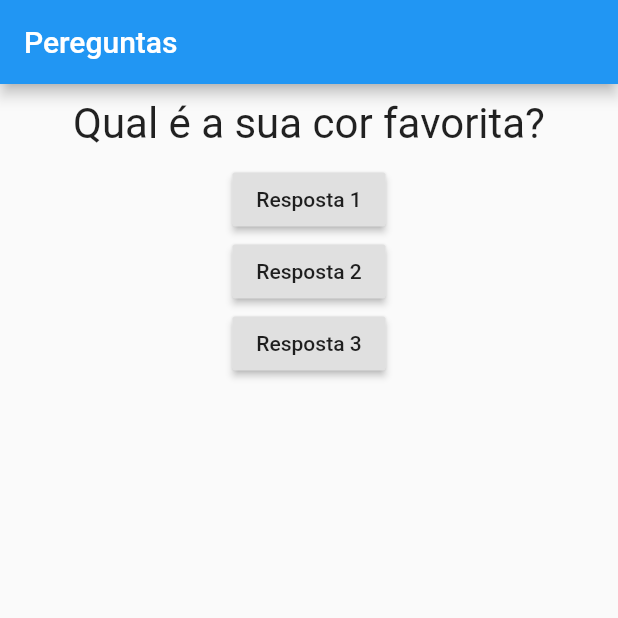
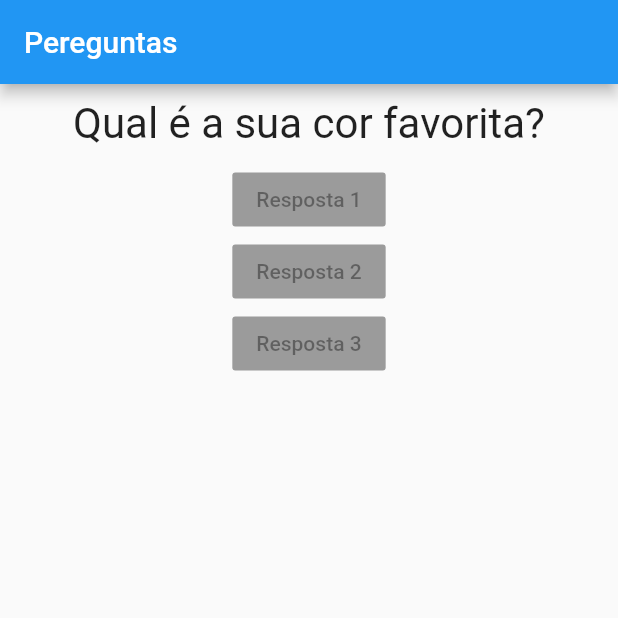
Before and after one commit to CristianoDaSilvaFerreira/perguntas_app, a Flutter app: the screen it shows after launch, on a phone screen of 412 x 824 dp, the top half of it. Run offline on Flutter 3.47's test engine with Material 2 defaults, Android fonts, the phone set to English and light mode, and no system bars.

Commit message:
Criando class resposta
Classe responsavel por geranciar o estado da respostas selecionada

```diff
--- a/lib/main.dart
+++ b/lib/main.dart
@@ -1,5 +1,6 @@
 import 'package:flutter/material.dart';
 import './questao.dart';
+import './resposta.dart';
 
 main() => runApp(PerguntaApp());
 
@@ -29,18 +30,9 @@ class _PerguntaAppState extends State<PerguntaApp> {
         body: Column(
           children: <Widget>[
             Questao(perguntas[_perguntaSelecionada]),
-            RaisedButton(
-              child: Text('Resposta 1'),
-              onPressed: _responder,
-            ),
-            RaisedButton(
-              child: Text('Resposta 2'),
-              onPressed: _responder,
-            ),
-            RaisedButton(
-              child: Text('Resposta 3'),
-              onPressed: _responder,
-            ),
+            Resposta('Resposta 1'),
+            Resposta('Resposta 2'),
+            Resposta('Resposta 3'),
           ],
         ),
       ),
--- /dev/null
+++ b/lib/resposta.dart
@@ -0,0 +1,15 @@
+import 'package:flutter/material.dart';
+
+class Resposta extends StatelessWidget {
+  Resposta(this.texto);
+
+  final String texto;
+
+  @override
+  Widget build(BuildContext context) {
+    return RaisedButton(
+      child: Text(texto),
+      onPressed: null,
+    );
+  }
+}
```
